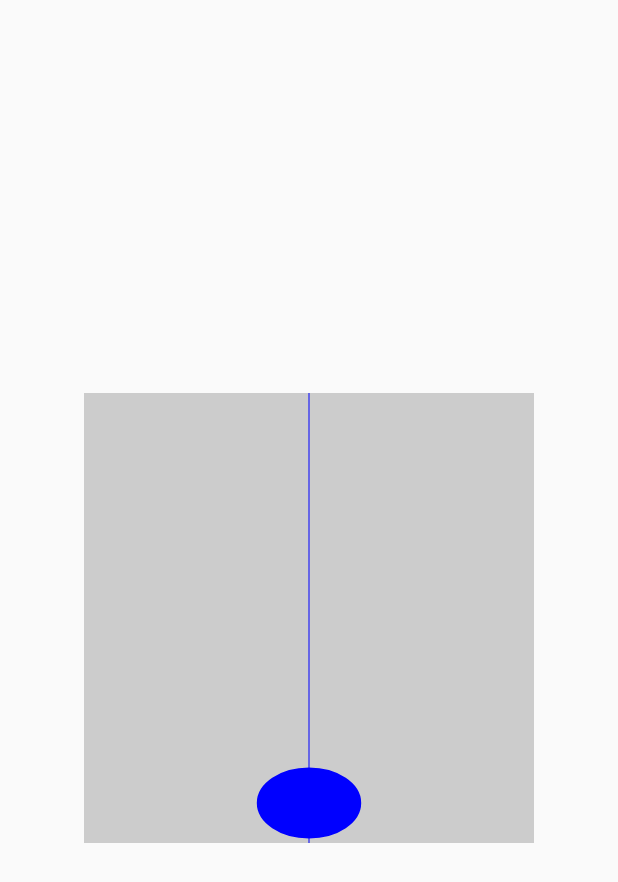
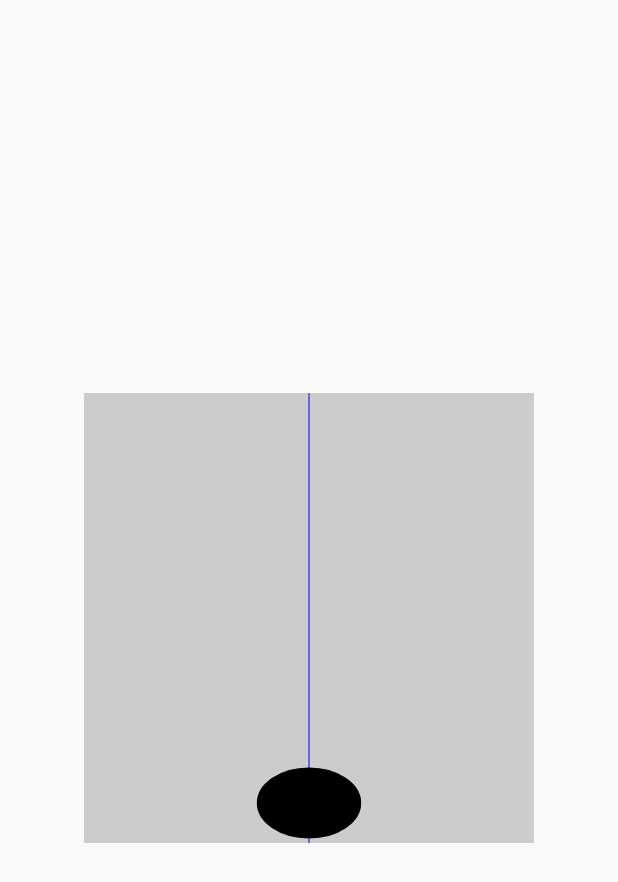
Before and after one commit to VitaAin/AndroidAnimationExercise, an Android app: the layout activity_ball_fall.xml on its own in the app's theme, with its tools: preview values and no code run, on a phone screen of 412 x 824 dp. Shown: the top 882 px of the screen. Run offline under Robolectric (Android 15) with nearby library versions, the light colour scheme and no system bars.

Commit message:
change color

```diff
--- a/app/src/main/java/com/vita/animation/view/BallView.java
+++ b/app/src/main/java/com/vita/animation/view/BallView.java
@@ -31,9 +31,12 @@ public class BallView extends View {
     private static final float BALL_RADIUS = 40;
 
     private Point mCurPoint;
+    private Paint mPaint;
     private Paint mBallPaint;
-    private Paint mRectPaint;
     private AnimatorSet mAnimSet;
+
+    private int colorIdx = 0;
+    private int[] colors = {Color.RED, Color.YELLOW, Color.BLUE, Color.GREEN, Color.BLACK};
 
     public BallView(Context context) {
         super(context);
@@ -52,13 +55,13 @@ public class BallView extends View {
 
     private void init() {
         Log.d(TAG, "BallView init");
+        mPaint = new Paint(Paint.ANTI_ALIAS_FLAG);
+        mPaint.setColor(Color.BLUE);
+
         mBallPaint = new Paint(Paint.ANTI_ALIAS_FLAG);
         mBallPaint.setColor(Color.BLUE);
-
-        mRectPaint = new Paint(Paint.ANTI_ALIAS_FLAG);
-        mRectPaint.setColor(Color.BLUE);
-        mRectPaint.setStrokeWidth(2);
-        mRectPaint.setStyle(Paint.Style.FILL_AND_STROKE);
+        mBallPaint.setStrokeWidth(2);
+        mBallPaint.setStyle(Paint.Style.FILL_AND_STROKE);
 
         setBackgroundColor(Color.LTGRAY);
     }
@@ -92,19 +95,19 @@ public class BallView extends View {
     }
 
     private void drawLine(Canvas canvas) {
-        canvas.drawLine(getWidth() / 2, 0, getWidth() / 2, getHeight(), mBallPaint);
+        canvas.drawLine(getWidth() / 2, 0, getWidth() / 2, getHeight(), mPaint);
     }
 
     private void drawCircle(Canvas canvas) {
         float x = mCurPoint.getX();
         float y = mCurPoint.getY();
 //        Log.d(TAG, "drawCircle: " + mCurPoint.getWidth());
-//        canvas.drawCircle(x, y, BALL_RADIUS, mBallPaint);
+//        canvas.drawCircle(x, y, BALL_RADIUS, mPaint);
         RectF rectF = new RectF(x - mCurPoint.getWidth() / 2,
                 y - mCurPoint.getHeight() / 2,
                 x + mCurPoint.getWidth() / 2,
                 y + mCurPoint.getHeight() / 2);
-        canvas.drawOval(rectF, mRectPaint);
+        canvas.drawOval(rectF, mBallPaint);
     }
 
     public void triggerAnim() {
@@ -186,30 +189,32 @@ public class BallView extends View {
         mAnimSet.addListener(new Animator.AnimatorListener() {
             @Override
             public void onAnimationStart(Animator animator) {
-                Log.d(TAG, "onAnimationStart");
+//                Log.d(TAG, "onAnimationStart");
             }
 
             @Override
             public void onAnimationEnd(Animator animator) {
-                Log.d(TAG, "onAnimationEnd");
+//                Log.d(TAG, "onAnimationEnd");
+                colorIdx++;
+                mBallPaint.setColor(colors[colorIdx % colors.length]);
                 mAnimSet.start();
             }
 
             @Override
             public void onAnimationCancel(Animator animator) {
-                Log.d(TAG, "onAnimationCancel");
+//                Log.d(TAG, "onAnimationCancel");
             }
 
             @Override
             public void onAnimationRepeat(Animator animator) {
-                Log.d(TAG, "onAnimationRepeat");
+//                Log.d(TAG, "onAnimationRepeat");
             }
         });
         mAnimSet.start();
     }
 
     public void startAnim() {
-        Log.d(TAG, "startAnim");
+//        Log.d(TAG, "startAnim");
         if (mAnimSet != null) {
             mAnimSet.start();
         }
@@ -217,14 +222,14 @@ public class BallView extends View {
 
     @TargetApi(Build.VERSION_CODES.KITKAT)
     public void pauseAnim() {
-        Log.d(TAG, "pauseAnim");
+//        Log.d(TAG, "pauseAnim");
         if (mAnimSet != null) {
             mAnimSet.pause();
         }
     }
 
     public void stopAnim() {
-        Log.d(TAG, "stopAnim");
+//        Log.d(TAG, "stopAnim");
         if (mAnimSet != null) {
             if (mAnimSet.isStarted() || mAnimSet.isRunning()) {
                 mAnimSet.end();
--- a/app/src/main/java/com/vita/animation/view/Point.java
+++ b/app/src/main/java/com/vita/animation/view/Point.java
@@ -31,12 +31,12 @@ public class Point {
         return x;
     }
 
+    public void setX(float x) {
+        this.x = x;
+    }
+
     public float getY() {
         return y;
-    }
-
-    public void setX(float x) {
-        this.x = x;
     }
 
     public void setY(float y) {
```
